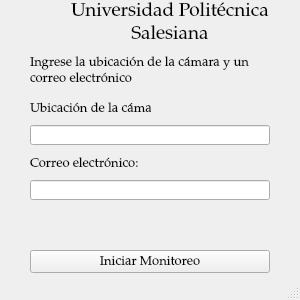
Qt form Client_Side/UI/settings_window.ui (spardoc/Deteccion_De_Armas) before a commit.
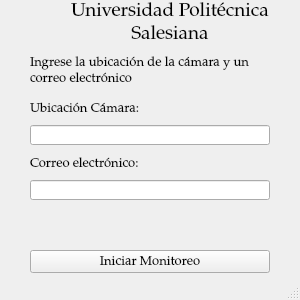
The same form after that commit. Icons and pictures are not drawn.

```diff
--- a/Client_Side/UI/settings_window.ui
+++ b/Client_Side/UI/settings_window.ui
@@ -75,7 +75,7 @@
      </font>
     </property>
     <property name="text">
-     <string>Ubicación de la cámara:</string>
+     <string>Ubicación Cámara:</string>
     </property>
    </widget>
    <widget class="QLabel" name="label_3">
```
Left out of the diff: 4 changed lines with no effect on the pictures.
